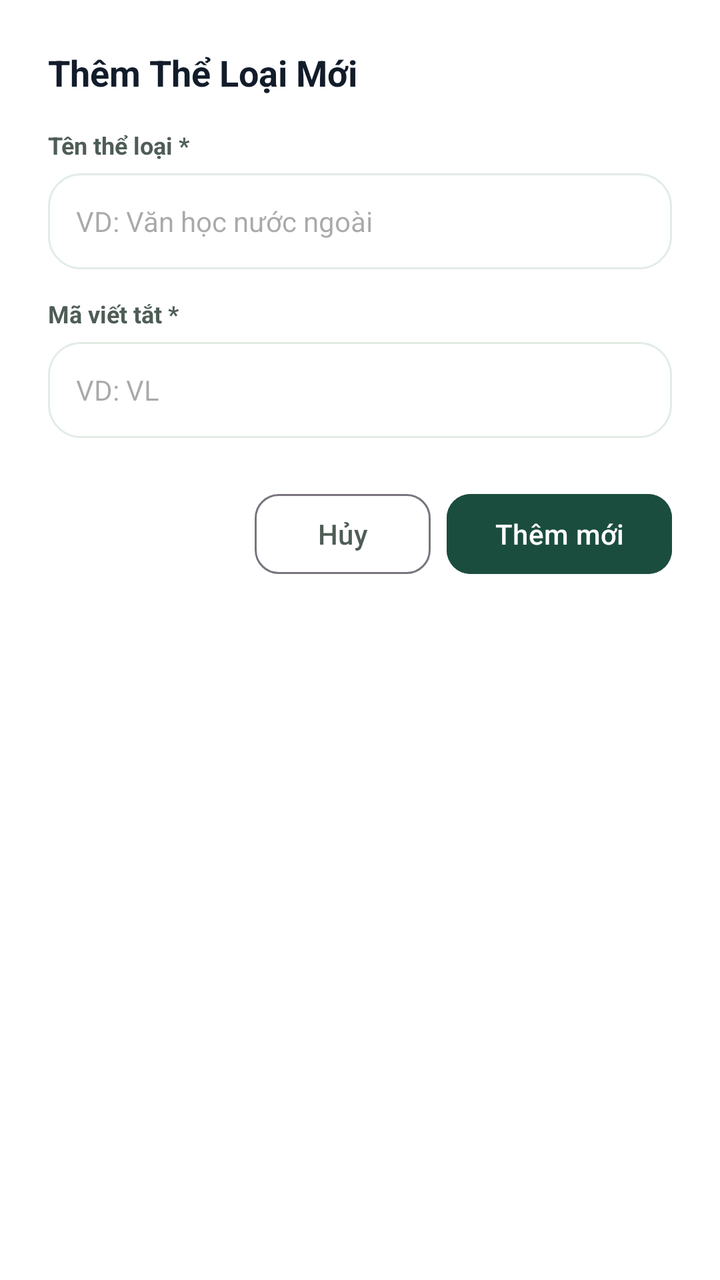
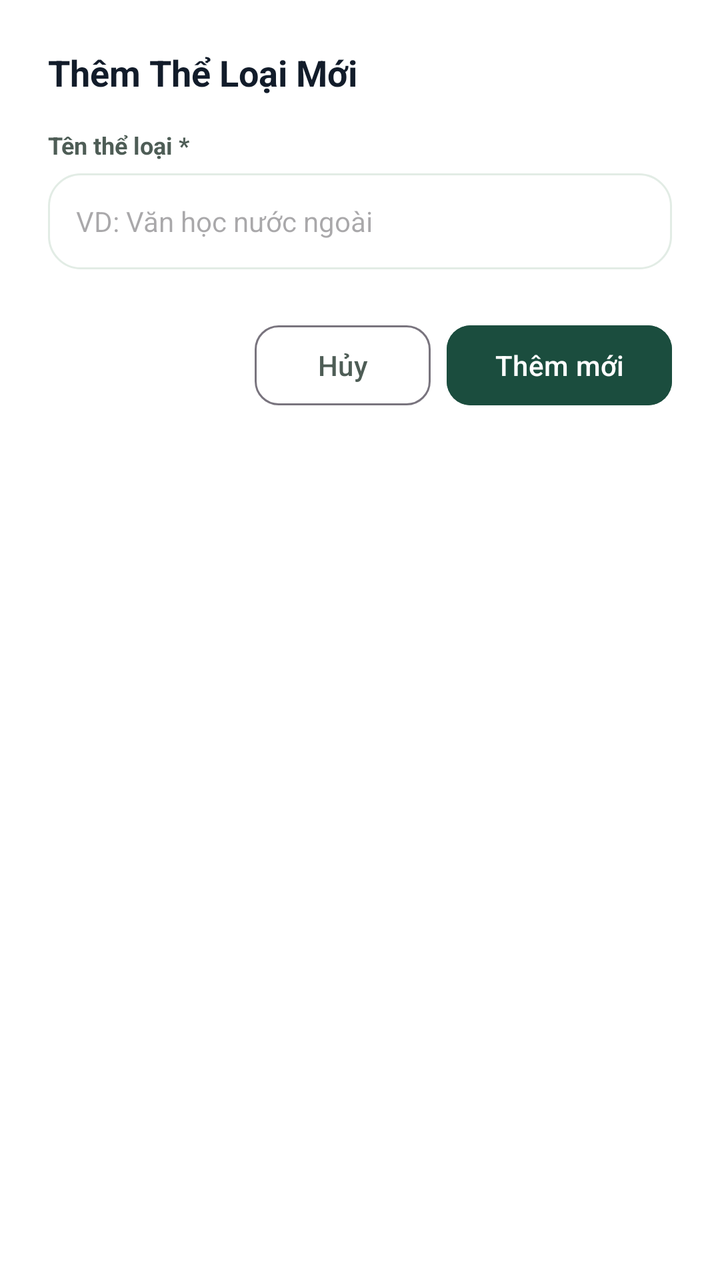

Screens rendered from an Android XML layout before and after an edit, with the pre-edit source and the edit as a unified diff.
<!-- AndroidManifest.xml: application theme Theme.Quanlycuahangsachcu -->
<!-- res/layout/dialog_add_category.xml -->
<?xml version="1.0" encoding="utf-8"?>
<LinearLayout xmlns:android="http://schemas.android.com/apk/res/android"
    xmlns:app="http://schemas.android.com/apk/res-auto"
    android:layout_width="match_parent"
    android:layout_height="wrap_content"
    android:background="@color/surface"
    android:orientation="vertical"
    android:padding="24dp">

    <TextView
        android:id="@+id/txtDialogTitle"
        android:layout_width="wrap_content"
        android:layout_height="wrap_content"
        android:text="Thêm Thể Loại Mới"
        android:textColor="@color/on_surface"
        android:textSize="18sp"
        android:textStyle="bold" />

    <TextView
        android:layout_width="wrap_content"
        android:layout_height="wrap_content"
        android:layout_marginTop="16dp"
        android:text="Tên thể loại *"
        android:textColor="@color/on_surface_variant"
        android:textSize="12sp"
        android:textStyle="bold" />

    <EditText
        android:id="@+id/edtDialogCatName"
        android:layout_width="match_parent"
        android:layout_height="48dp"
        android:layout_marginTop="6dp"
        android:autofillHints="name"
        android:background="@drawable/bg_search_box"
        android:hint="VD: Văn học nước ngoài"
        android:inputType="text"
        android:paddingHorizontal="14dp"
        android:textSize="14sp" />

    <TextView
        android:layout_width="wrap_content"
        android:layout_height="wrap_content"
        android:layout_marginTop="14dp"
        android:text="Mã viết tắt *"
        android:textColor="@color/on_surface_variant"
        android:textSize="12sp"
        android:textStyle="bold" />

    <EditText
        android:id="@+id/edtDialogCatCode"
        android:layout_width="match_parent"
        android:layout_height="48dp"
        android:layout_marginTop="6dp"
        android:autofillHints="name"
        android:background="@drawable/bg_search_box"
        android:hint="VD: VL"
        android:inputType="text"
        android:paddingHorizontal="14dp"
        android:textSize="14sp" />

    <LinearLayout
        android:layout_width="match_parent"
        android:layout_height="wrap_content"
        android:layout_marginTop="24dp"
        android:gravity="end"
        android:orientation="horizontal">

        <Button
            android:id="@+id/btnCancelCat"
            style="?attr/materialButtonOutlinedStyle"
            android:layout_width="wrap_content"
            android:layout_height="wrap_content"
            android:layout_marginEnd="8dp"
            android:text="Hủy"
            android:textColor="@color/on_surface_variant"
            app:cornerRadius="12dp" />

        <Button
            android:id="@+id/btnSaveCat"
            android:layout_width="wrap_content"
            android:layout_height="wrap_content"
            android:backgroundTint="@color/primary"
            android:text="Thêm mới"
            android:textColor="@color/white"
            app:cornerRadius="12dp" />
    </LinearLayout>

</LinearLayout>
<!-- resources referenced by this layout -->
<resources>
  <color name="on_surface">#121C2A</color>
  <color name="on_surface_variant">#4E5D56</color>
  <color name="primary">#1B4D3E</color>
  <color name="surface">#FFFFFF</color>
  <color name="white">#FFFFFF</color>
  <!-- drawable bg_search_box (drawable) -->
  <?xml version="1.0" encoding="utf-8"?>
  <shape xmlns:android="http://schemas.android.com/apk/res/android"
      android:shape="rectangle">
      <solid android:color="@color/surface" />
      <corners android:radius="16dp" />
      <stroke android:width="1dp" android:color="#E2ECE5" />
  </shape>
  <style name="Theme.Quanlycuahangsachcu" parent="Base.Theme.Quanlycuahangsachcu" />
  <style name="Base.Theme.Quanlycuahangsachcu" parent="Theme.Material3.DayNight.NoActionBar">
          
          
      </style>
</resources>

<!-- the commit's change to res/layout/dialog_add_category.xml (unified diff, before → after) -->
@@ -37,27 +37,6 @@
         android:paddingHorizontal="14dp"
         android:textSize="14sp" />
 
-    <TextView
-        android:layout_width="wrap_content"
-        android:layout_height="wrap_content"
-        android:layout_marginTop="14dp"
-        android:text="Mã viết tắt *"
-        android:textColor="@color/on_surface_variant"
-        android:textSize="12sp"
-        android:textStyle="bold" />
-
-    <EditText
-        android:id="@+id/edtDialogCatCode"
-        android:layout_width="match_parent"
-        android:layout_height="48dp"
-        android:layout_marginTop="6dp"
-        android:autofillHints="name"
-        android:background="@drawable/bg_search_box"
-        android:hint="VD: VL"
-        android:inputType="text"
-        android:paddingHorizontal="14dp"
-        android:textSize="14sp" />
-
     <LinearLayout
         android:layout_width="match_parent"
         android:layout_height="wrap_content"
